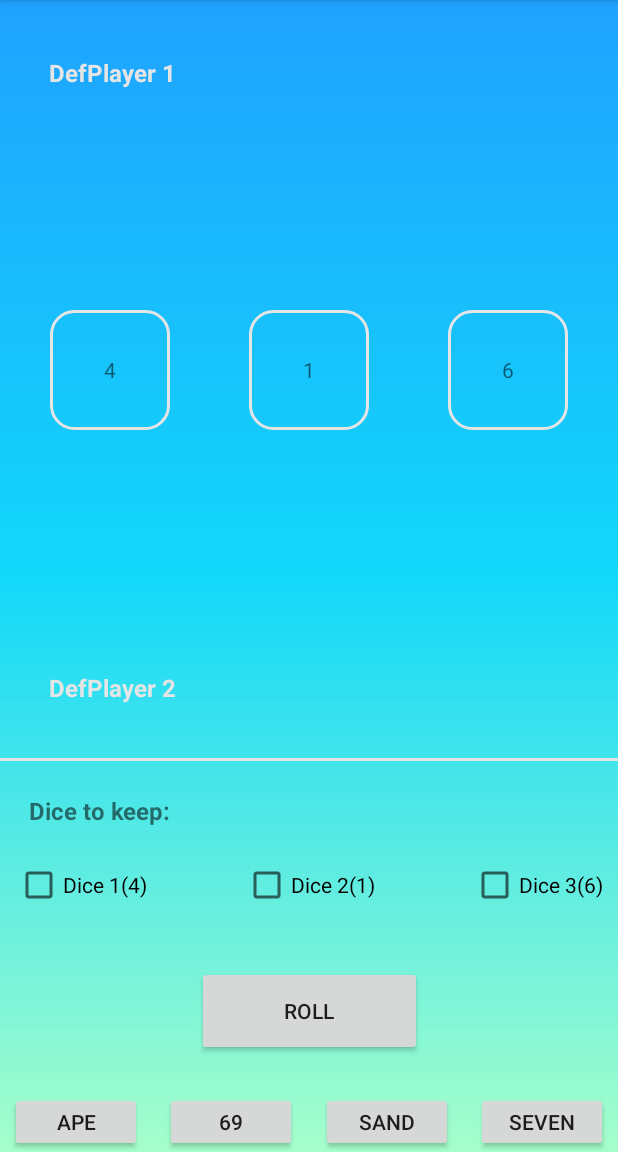
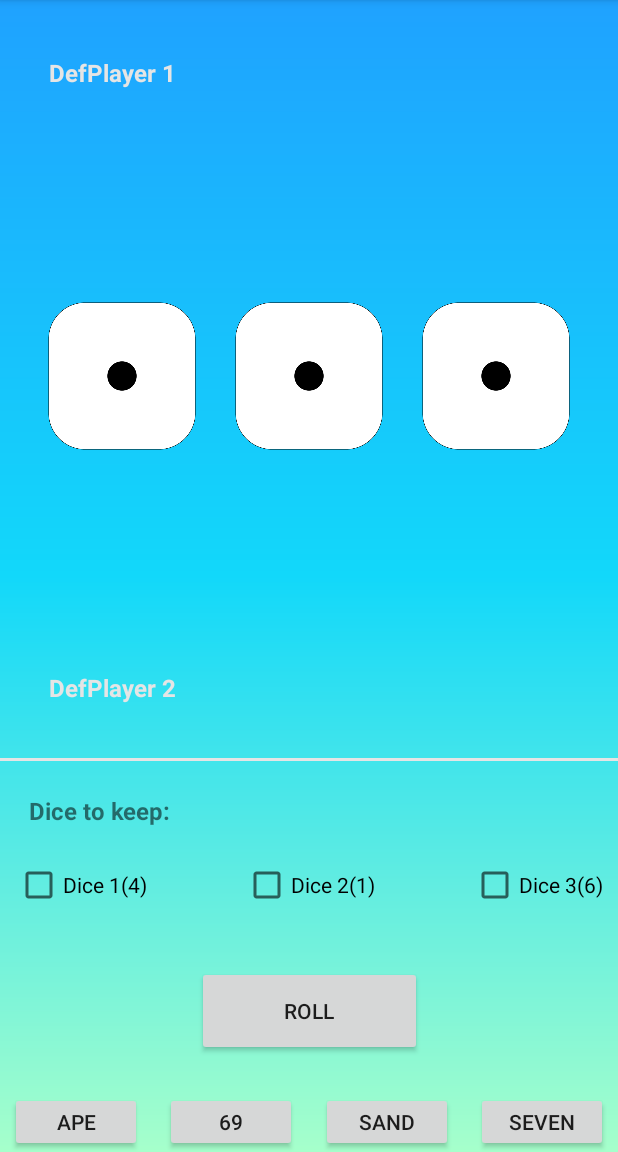
Before and after one commit to DemRossi/Pietjesbak, an Android app: the MainActivity screen opened directly, with no data from a screen before it, on a phone screen of 412 x 824 dp, the part 84-1236 px from its top. Run offline under Robolectric (Android 15) with nearby library versions, the phone set to English and light mode, and no system bars.

Commit message:
added images of dices and the roll logic

```diff
--- a/app/src/main/java/com/example/pietjesbak/MainActivity.java
+++ b/app/src/main/java/com/example/pietjesbak/MainActivity.java
@@ -4,13 +4,21 @@ import androidx.appcompat.app.AppCompatActivity;
 
 import android.content.Intent;
 import android.os.Bundle;
+import android.view.View;
+import android.widget.Button;
+import android.widget.ImageView;
 import android.widget.TextView;
+
+import java.util.Random;
 
 
 public class MainActivity extends AppCompatActivity {
 
     private TextView ma_DisplayPlayer1;
     private TextView ma_DisplayPlayer2;
+    private Button ma_RollDicesBtn;
+//    private ImageView ma_Dice1; //, ma_Dice2, ma_Dice3
+    public static final Random RANDOM = new Random();
 
     @Override
     protected void onCreate(Bundle savedInstanceState) {
@@ -20,7 +28,11 @@ public class MainActivity extends AppCompatActivity {
         ma_DisplayPlayer1 = (TextView) findViewById(R.id.ma_textViewPlayer1);
         ma_DisplayPlayer2 = (TextView) findViewById(R.id.ma_textViewPlayer2);
 
-//        Intent intentThatStartedMainActivity = getIntent();
+//        ma_Dice1 = (ImageView) findViewById(R.id.ma_Dice1);
+//        ma_Dice2 = (TextView) findViewById(R.id.ma_Dice2);
+//        ma_Dice3 = (TextView) findViewById(R.id.ma_Dice3);
+
+        ma_RollDicesBtn = findViewById(R.id.ma_rollBtn);
 
         Bundle playerNames = getIntent().getExtras();
 
@@ -31,5 +43,30 @@ public class MainActivity extends AppCompatActivity {
             ma_DisplayPlayer1.setText(strPlayer1);
             ma_DisplayPlayer2.setText(strPlayer2);
         }
+
+        ma_RollDicesBtn.setOnClickListener(new View.OnClickListener() {
+            @Override
+            public void onClick(View v) {
+//                int RanDiceVal1 = randomDiceValue();
+//                int RanDiceVal2 = randomDiceValue();
+//                int RanDiceVal3 = randomDiceValue();
+
+//                int res1 = getResources().getIdentifier("Dice_" + RanDiceVal1 ,
+//                        "drawable", "com.example.pietjesbak");
+//                int res2 = getResources().getIdentifier("Dice_" + RanDiceVal2 ,
+//                        "drawable", "com.example.pietjesbak");
+//                int res3 = getResources().getIdentifier("Dice_" + RanDiceVal3 ,
+//                        "drawable", "com.example.pietjesbak");
+
+
+//                ma_Dice1.setText(String.valueOf(RanDiceVal1));
+//                ma_Dice2.setText(String.valueOf(RanDiceVal2));
+//                ma_Dice3.setText(String.valueOf(RanDiceVal3));
+            }
+        });
+    }
+
+    public static int randomDiceValue(){
+        return RANDOM.nextInt(6) +1;
     }
 }
--- a/app/src/main/res/layout/activity_main.xml
+++ b/app/src/main/res/layout/activity_main.xml
@@ -24,45 +24,39 @@
         app:layout_constraintVertical_bias="0.05"/>
 
 <!--    start dices-->
-    <TextView
-        android:id="@+id/ma_dice1"
-        android:layout_width="80dp"
-        android:layout_height="80dp"
-        android:text="4"
-        android:gravity="center"
-        android:background="@drawable/back"
+    <ImageView
+        android:id="@+id/ma_Dice1"
+        android:layout_width="100dp"
+        android:layout_height="100dp"
         app:layout_constraintBottom_toBottomOf="parent"
         app:layout_constraintHorizontal_bias="0.1"
         app:layout_constraintLeft_toLeftOf="parent"
         app:layout_constraintRight_toRightOf="parent"
         app:layout_constraintTop_toTopOf="parent"
-        app:layout_constraintVertical_bias="0.3"/>
-    <TextView
-        android:id="@+id/ma_dice2"
-        android:layout_width="80dp"
-        android:layout_height="80dp"
-        android:text="1"
-        android:gravity="center"
-        android:background="@drawable/back"
+        app:layout_constraintVertical_bias="0.3"
+        android:src="@drawable/dice_1"/>
+    <ImageView
+        android:id="@+id/ma_Dice2"
+        android:layout_width="100dp"
+        android:layout_height="100dp"
         app:layout_constraintBottom_toBottomOf="parent"
         app:layout_constraintHorizontal_bias="0.5"
         app:layout_constraintLeft_toLeftOf="parent"
         app:layout_constraintRight_toRightOf="parent"
         app:layout_constraintTop_toTopOf="parent"
-        app:layout_constraintVertical_bias="0.3"/>
-    <TextView
-        android:id="@+id/ma_dice3"
-        android:layout_width="80dp"
-        android:layout_height="80dp"
-        android:text="6"
-        android:gravity="center"
-        android:background="@drawable/back"
+        app:layout_constraintVertical_bias="0.3"
+        android:src="@drawable/dice_1"/>
+    <ImageView
+        android:id="@+id/ma_Dice3"
+        android:layout_width="100dp"
+        android:layout_height="100dp"
         app:layout_constraintBottom_toBottomOf="parent"
         app:layout_constraintHorizontal_bias="0.9"
         app:layout_constraintLeft_toLeftOf="parent"
         app:layout_constraintRight_toRightOf="parent"
         app:layout_constraintTop_toTopOf="parent"
-        app:layout_constraintVertical_bias="0.3"/>
+        app:layout_constraintVertical_bias="0.3"
+        android:src="@drawable/dice_1"/>
     <!--    end dices-->
 
     <TextView
--- a/build.gradle
+++ b/build.gradle
@@ -7,7 +7,7 @@ buildscript {
 
     }
     dependencies {
-        classpath 'com.android.tools.build:gradle:3.5.1'
+        classpath 'com.android.tools.build:gradle:3.5.3'
 
         // NOTE: Do not place your application dependencies here; they belong
         // in the individual module build.gradle files
```
Also changed, not shown: app/src/main/res/drawable/dice_1.png (added), app/src/main/res/drawable/dice_2.png (added), app/src/main/res/drawable/dice_3.png (added), app/src/main/res/drawable/dice_4.png (added), app/src/main/res/drawable/dice_5.png (added), app/src/main/res/drawable/dice_6.png (added).
